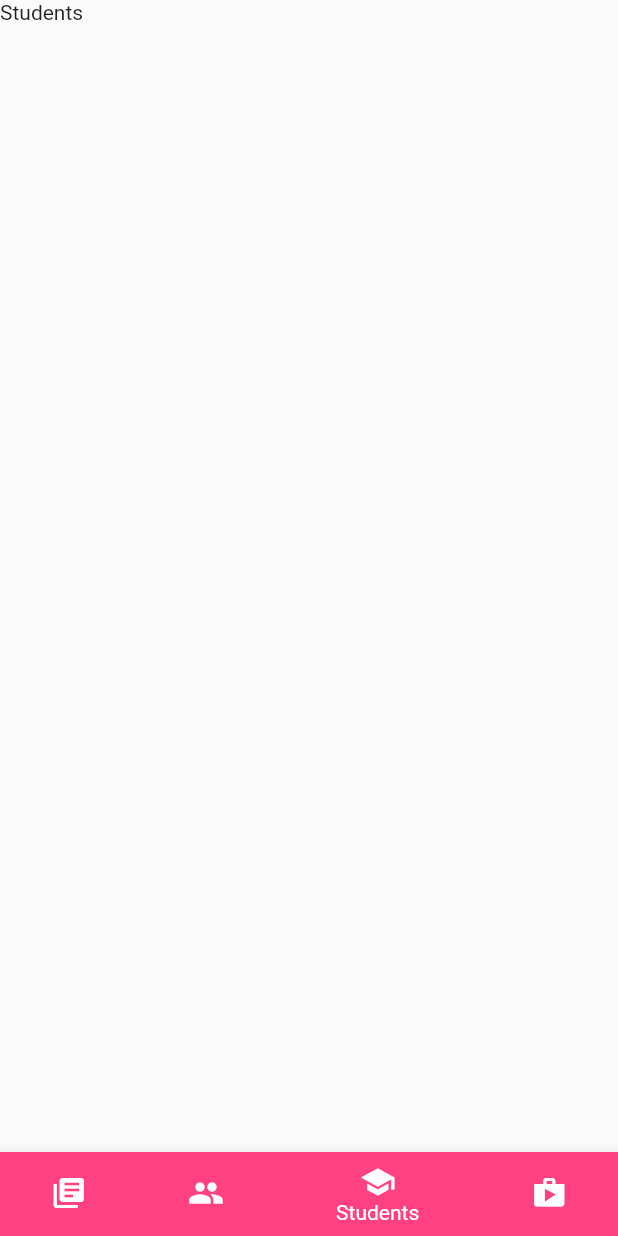
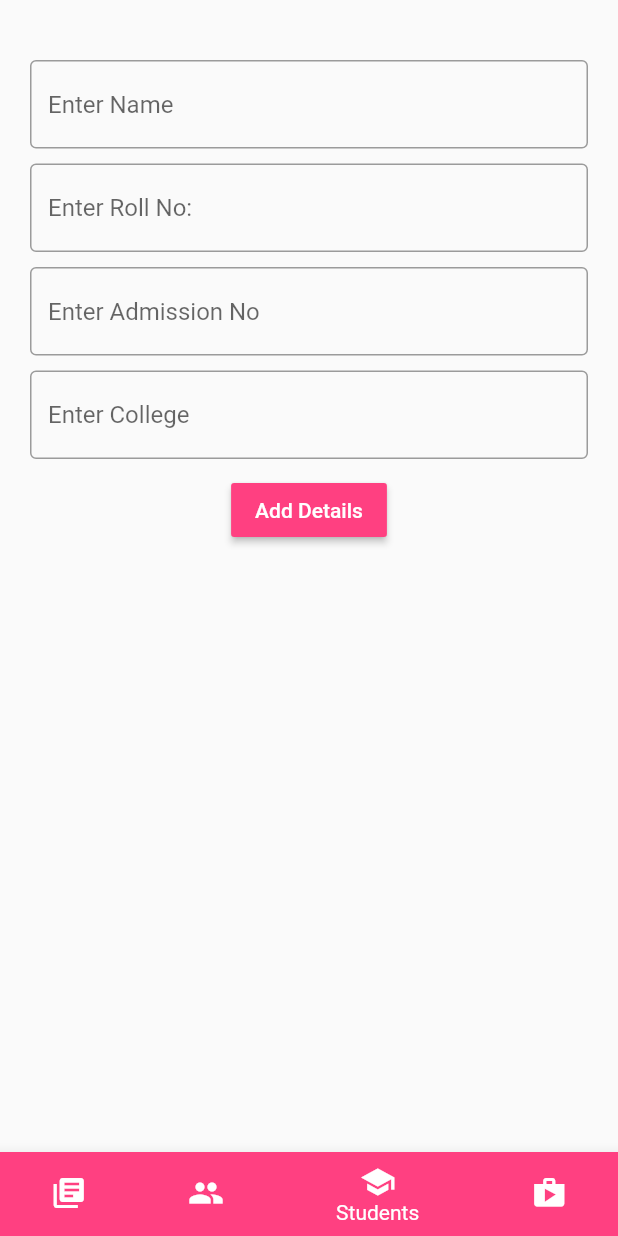
Before and after one commit to Esther145/add-employee-student-product-book-details-with-flutter, a Flutter app: the screen it shows after launch, item 3 of the bottom bar chosen, on a phone screen of 412 x 824 dp. Run offline on Flutter 3.47's test engine with Material 2 defaults, Android fonts, the phone set to English and light mode, and no system bars.

Commit message:
Adding Students

```diff
--- a/lib/views/students.dart
+++ b/lib/views/students.dart
@@ -1,4 +1,5 @@
 import 'package:flutter/cupertino.dart';
+import 'package:flutter/material.dart';
 
 class Students extends StatefulWidget {
   @override
@@ -6,11 +7,117 @@ class Students extends StatefulWidget {
 }
 
 class _StudentsState extends State<Students> {
+  TextEditingController name=TextEditingController();
+  TextEditingController rollno=TextEditingController();
+  TextEditingController adno=TextEditingController();
+  TextEditingController college=TextEditingController();
+  var names=[];
+  var rolls=[];
+  var adnos=[];
+  var coll=[];
   @override
   Widget build(BuildContext context) {
-    return Container(
-      child:
-      Text("Students"),
+    return  SingleChildScrollView(
+
+
+      child: Container(
+
+
+        margin: EdgeInsets.all(20.0),
+        child: Column(
+
+
+          children: <Widget>[
+
+            SizedBox(height: 20.0,),
+            TextField(
+
+              controller: name,
+              decoration: InputDecoration(
+                hintText: "Enter Name",
+                border: OutlineInputBorder(),
+              ),
+
+
+            ),
+            SizedBox(height: 10.0,),
+            TextField(
+              controller: rollno,
+              decoration: InputDecoration(
+                hintText: "Enter Roll No:",
+                border: OutlineInputBorder(),
+              ),
+            ),
+            SizedBox(height: 10.0,),
+            TextField(
+              controller: adno,
+              decoration: InputDecoration(
+                hintText: "Enter Admission No",
+                border: OutlineInputBorder(),
+              ),
+
+            ),
+            SizedBox(height: 10.0,),
+            TextField(
+              controller: college,
+              decoration: InputDecoration(
+                hintText: "Enter College",
+                border: OutlineInputBorder(),
+              ),),
+            SizedBox(height: 10.0,),
+            RaisedButton(
+              child: Text("Add Details",style: TextStyle(color: Colors.white),),
+              color: Colors.pinkAccent,
+              onPressed: ()
+              {
+                var dname=name.text;
+                var droll=rollno.text;
+                var dadno=adno.text;
+                var dcollege=college.text;
+                //var details=[{"name":dname,"adno":dadno,"college":dcollege,"rollno":droll}];
+
+
+                setState(() {
+
+                  names.add(dname);
+                  rolls.add(droll);
+                  adnos.add(dadno);
+                  coll.add(dcollege);
+
+                });
+              },
+
+            ),
+            ListView.builder(
+              shrinkWrap: true,
+              itemCount:names.length==null?0:names.length ,
+              itemBuilder: (context,index)
+              {
+                return Card(
+                  elevation: 19.0,
+                  child: ListTile(
+                    leading: Icon(Icons.face,size: 40.0,color: Colors.pinkAccent,),
+                    trailing: GestureDetector(
+                        onTap: ()
+                        {
+                          setState(() {
+                            names.removeAt(index);
+                            rolls.removeAt(index);
+                            adnos.removeAt(index);
+                            coll.removeAt(index);
+                          });
+                        },
+                        child: Icon(Icons.clear,size: 40.0,color: Colors.pinkAccent,)),
+                    title: Text(names[index].toString()),
+                    subtitle: Text("Roll No:"+rolls[index].toString()+"\nAdno:"+adnos[index].toString()+"\nCollege:"+coll[index].toString()),
+
+                  ),
+                );
+              },
+            ),
+          ],
+        ),
+      ),
     );
   }
 }
```
